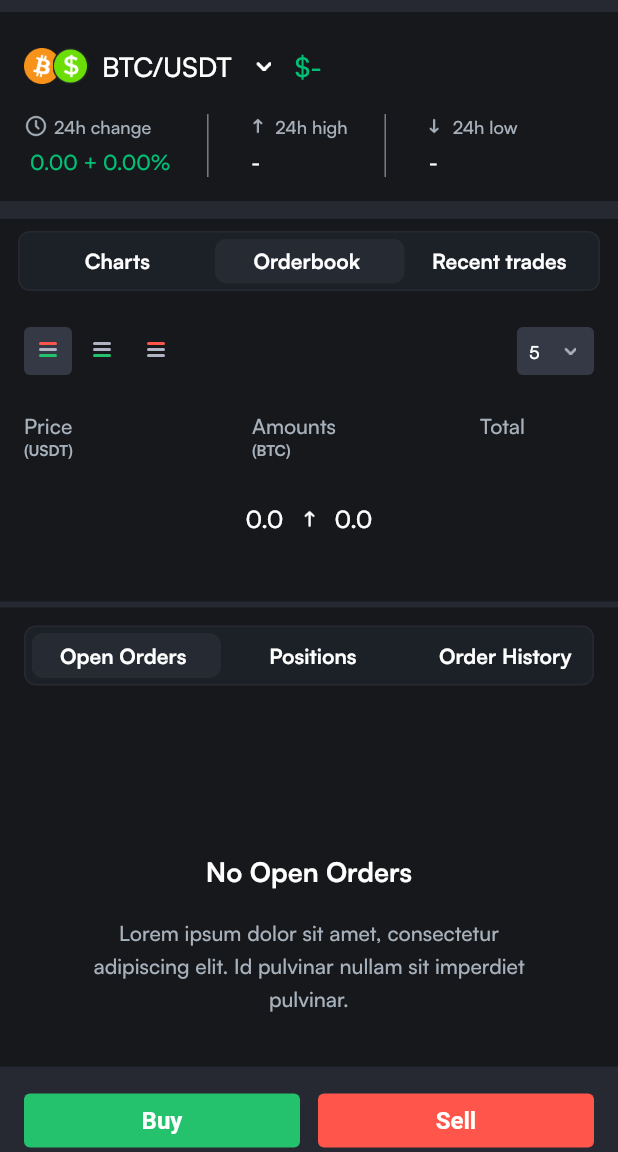
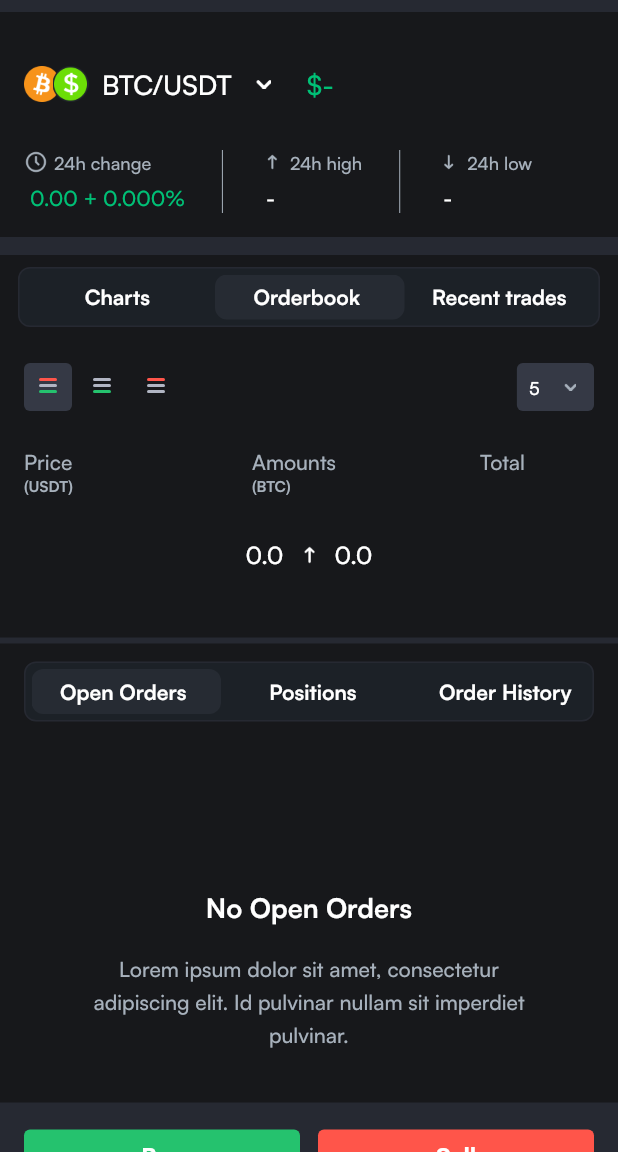
Before and after one commit to Crazelu/sisyphus, a Flutter app: the screen it shows after launch, after a tap on "Orderbook", on a phone screen of 412 x 824 dp, the part 84-1236 px from its top. Run offline on Flutter 3.47's test engine with Material 2 defaults, Android fonts, the phone set to English and light mode, and no system bars; our stand-ins replace flutter_riverpod, gap; missing offline and left inert: candlesticks; network calls fail.

Commit message:
feat: fetches older candles for a more spots on the chat, uses real state in UI

```diff
--- a/lib/presentation/views/chart/charts_view.dart
+++ b/lib/presentation/views/chart/charts_view.dart
@@ -4,12 +4,10 @@ import 'package:flutter_riverpod/flutter_riverpod.dart';
 import 'package:gap/gap.dart';
 import 'package:sissyphus/models/kline_candle.dart';
 import 'package:sissyphus/presentation/app_assets.dart';
-import 'package:sissyphus/presentation/theme/palette.dart';
 import 'package:sissyphus/presentation/views/chart/charts_view_model.dart';
 import 'package:sissyphus/presentation/views/chart/full_charts_view.dart';
 import 'package:sissyphus/presentation/views/chart/widgets/trade_duration_list_view.dart';
 import 'package:sissyphus/presentation/widgets/custom_icon.dart';
-import 'package:sissyphus/presentation/widgets/custom_text.dart';
 import 'package:sissyphus/presentation/widgets/reactive_builder.dart';
 
 class ChartsView extends StatelessWidget {
@@ -17,6 +15,7 @@ class ChartsView extends StatelessWidget {
 
   @override
   Widget build(BuildContext context) {
+    final width = MediaQuery.of(context).size.width;
     return Container(
       padding: const EdgeInsets.symmetric(horizontal: 16),
       child: Column(
@@ -43,17 +42,18 @@ class ChartsView extends StatelessWidget {
             ),
           ),
           const Gap(16),
-          Stack(
+          Consumer(builder: (context, ref, _) {
+            return ReactiveBuilder<List<KlineCandle>>(
+                value: ref.read(chartsViewModelProvider).candles,
+                builder: (candles) {
+                  return Stack(
                     children: [
                       SizedBox(
                         height: 390,
                         width: MediaQuery.of(context).size.width,
-                child: Consumer(
-                  builder: (context, ref, _) {
-                    return ReactiveBuilder<List<KlineCandle>>(
-                        value: ref.read(chartsViewModelProvider).candles,
-                        builder: (candles) {
-                          return Candlesticks(
+                        child: candles.length < 14
+                            ? const SizedBox()
+                            : Candlesticks(
                                 candles: List<Candle>.from(
                                   candles.map(
                                     (e) => Candle(
@@ -66,87 +66,26 @@ class ChartsView extends StatelessWidget {
                                     ),
                                   ),
                                 ),
-                          );
-                        });
-                  },
                               ),
                       ),
                       Positioned(
-                top: 24,
-                child: Wrap(
-                  crossAxisAlignment: WrapCrossAlignment.center,
-                  spacing: 14,
-                  children: [
-                    const SizedBox(width: 1),
-                    CustomIcon(
-                      iconPath: AppAssets.dropDownBordered,
-                      height: 17,
-                      width: 17,
-                    ),
-                    CustomText(
-                      text: "BTC/USD",
-                      fontSize: 10,
-                      fontWeight: FontWeight.w500,
-                      color: Theme.of(context).colorScheme.secondary,
-                    ),
-                    const _PriceText(
-                      label: "O",
-                      price: "36,641.54",
-                    ),
-                    const _PriceText(
-                      label: "H",
-                      price: "36,641.54",
-                    ),
-                    const _PriceText(
-                      label: "L",
-                      price: "36,641.54",
-                    ),
-                    const _PriceText(
-                      label: "C",
-                      price: "36,641.54",
+                        top: 160,
+                        left: width * .44,
+                        right: width * .44,
+                        child: candles.length < 14
+                            ? const SizedBox.square(
+                                dimension: 20,
+                                child:
+                                    CircularProgressIndicator(strokeWidth: 2),
+                              )
+                            : const SizedBox(),
                       ),
                     ],
-                ),
-              ),
-            ],
-          ),
+                  );
+                });
+          }),
         ],
       ),
     );
   }
 }
-
-class _PriceText extends StatelessWidget {
-  final String label;
-  final String price;
-
-  const _PriceText({
-    super.key,
-    required this.label,
-    required this.price,
-  });
-
-  @override
-  Widget build(BuildContext context) {
-    return RichText(
-      text: TextSpan(
-        text: label,
-        style: TextStyle(
-          fontSize: 10,
-          fontWeight: FontWeight.w500,
-          color: Theme.of(context).colorScheme.secondary,
-        ),
-        children: [
-          TextSpan(
-            text: " $price",
-            style: TextStyle(
-              fontSize: 10,
-              fontWeight: FontWeight.w500,
-              color: Theme.of(context).extension<Palette>()!.buyButtonColor,
-            ),
-          ),
-        ],
-      ),
-    );
-  }
-}
--- a/lib/presentation/views/chart/full_charts_view.dart
+++ b/lib/presentation/views/chart/full_charts_view.dart
@@ -28,6 +28,7 @@ class FullChartsView extends StatelessWidget {
               return ReactiveBuilder<List<KlineCandle>>(
                   value: ref.read(chartsViewModelProvider).candles,
                   builder: (candles) {
+                    if (candles.length < 14) return const SizedBox();
                     return Candlesticks(
                       candles: List<Candle>.from(
                         candles.map(
--- a/lib/presentation/views/chart/widgets/trade_duration_list_view.dart
+++ b/lib/presentation/views/chart/widgets/trade_duration_list_view.dart
@@ -1,7 +1,9 @@
 import 'package:flutter/material.dart';
+import 'package:flutter_riverpod/flutter_riverpod.dart';
 import 'package:gap/gap.dart';
 import 'package:sissyphus/presentation/app_assets.dart';
 import 'package:sissyphus/presentation/theme/palette.dart';
+import 'package:sissyphus/presentation/views/chart/charts_view_model.dart';
 import 'package:sissyphus/presentation/widgets/custom_icon.dart';
 import 'package:sissyphus/presentation/widgets/custom_text.dart';
 
@@ -13,12 +15,13 @@ class TradeDurationListView extends StatefulWidget {
 }
 
 class _TradeDurationListViewState extends State<TradeDurationListView> {
-  final List<String> _labels = const ["1H", "2H", "4H", "1D", "1W", "1M"];
-
   String? _selectedLabel;
 
   void _setSelectedLabel(String value) {
     if (_selectedLabel != value) {
+      ProviderScope.containerOf(context)
+          .read(chartsViewModelProvider)
+          .updateInterval(value);
       setState(() {
         _selectedLabel = value;
       });
@@ -27,12 +30,20 @@ class _TradeDurationListViewState extends State<TradeDurationListView> {
 
   @override
   void initState() {
-    _selectedLabel = _labels.first;
     super.initState();
+    Future.microtask(() {
+      setState(() {
+        _selectedLabel = ProviderScope.containerOf(context)
+            .read(chartsViewModelProvider)
+            .currentKlineInterval
+            .toUpperCase();
+      });
+    });
   }
 
   @override
   Widget build(BuildContext context) {
+    return Consumer(builder: (context, ref, _) {
       return ListView(
         scrollDirection: Axis.horizontal,
         children: [
@@ -43,7 +54,7 @@ class _TradeDurationListViewState extends State<TradeDurationListView> {
             color: Theme.of(context).colorScheme.secondary,
           ),
           const Gap(2),
-        for (final label in _labels)
+          for (final label in ref.read(chartsViewModelProvider).intervals)
             _DurationChip(
               label: label,
               selected: label == _selectedLabel,
@@ -78,6 +89,7 @@ class _TradeDurationListViewState extends State<TradeDurationListView> {
           ),
         ],
       );
+    });
   }
 }
 
--- a/lib/presentation/views/orderbook/order_book_view_model.dart
+++ b/lib/presentation/views/orderbook/order_book_view_model.dart
@@ -1,6 +1,6 @@
 import 'package:flutter/foundation.dart';
 import 'package:flutter_riverpod/flutter_riverpod.dart';
-import 'package:sissyphus/data/socket_service.dart';
+import 'package:sissyphus/data/services/socket_service.dart';
 import 'package:sissyphus/models/order.dart';
 import 'package:sissyphus/presentation/views/trade_details/trade_details_view_model.dart';
 import 'package:sissyphus/utils/app_strings.dart';
--- a/lib/presentation/views/trade_details/recent_trades_view.dart
+++ b/lib/presentation/views/trade_details/recent_trades_view.dart
@@ -11,8 +11,8 @@ class RecentTradesView extends StatelessWidget {
     return Container(
       padding: const EdgeInsets.symmetric(horizontal: 16),
       color: Theme.of(context).extension<Palette>()!.cardColor,
-      child: Column(
-        children: const [
+      child: const Column(
+        children: [
           Gap(8 * 8),
           CustomText(
             text: "No Recent Trades",
--- a/lib/presentation/views/trade_details/trade_details_view_model.dart
+++ b/lib/presentation/views/trade_details/trade_details_view_model.dart
@@ -1,6 +1,6 @@
 import 'package:flutter/material.dart';
 import 'package:flutter_riverpod/flutter_riverpod.dart';
-import 'package:sissyphus/data/socket_service.dart';
+import 'package:sissyphus/data/services/socket_service.dart';
 import 'package:sissyphus/models/trade_data.dart';
 import 'package:sissyphus/utils/app_strings.dart';
 
--- a/lib/presentation/views/trade_details/widgets/coin_pair_header.dart
+++ b/lib/presentation/views/trade_details/widgets/coin_pair_header.dart
@@ -32,19 +32,30 @@ class CoinPairHeader extends StatelessWidget {
                     children: [
                       const _CoinPairIcons(),
                       const Gap(8),
-                      CustomText(
-                        text: tradeData.symbol,
-                        fontSize: 18,
-                        fontWeight: FontWeight.w500,
+                      DropdownButton(
+                        dropdownColor: palette.cardColor,
+                        underline: const SizedBox(),
+                        icon: CustomIcon(
+                          iconPath: AppAssets.dropDown,
+                          width: 10,
+                          height: 9,
+                          color: Theme.of(context).colorScheme.primary,
+                        ),
+                        items: [
+                          DropdownMenuItem(
+                            child: Padding(
+                              padding: const EdgeInsets.only(right: 16),
+                              child: CustomText(
+                                text: tradeData.symbol,
+                                fontSize: 18,
+                                fontWeight: FontWeight.w500,
+                              ),
+                            ),
+                          ),
+                        ],
+                        onChanged: (_) {},
                       ),
-                      const Gap(16),
-                      CustomIcon(
-                        iconPath: AppAssets.dropDown,
-                        width: 10,
-                        height: 9,
-                        color: Theme.of(context).colorScheme.primary,
-                      ),
-                      const Gap(16),
+                      const Gap(24),
                       CustomText(
                         text: "\$${tradeData.currentPrice}",
                         fontSize: 18,
@@ -64,7 +75,7 @@ class CoinPairHeader extends StatelessWidget {
                           icon: AppAssets.clock,
                           label: "24h change",
                           description:
-                              "${tradeData.priceChangeIn24H.toStringAsFixed(2)} ${tradeData.isPriceChangeIn24HNeg ? '' : '+'} ${tradeData.percentageChangeIn24H.toStringAsFixed(2)}%",
+                              "${tradeData.priceChangeIn24H.toStringAsFixed(2)} ${tradeData.isPriceChangeIn24HNeg ? '' : '+'} ${tradeData.percentageChangeIn24H.toStringAsFixed(3)}%",
                           color: tradeData.isPriceChangeIn24HNeg
                               ? palette.candleStickLossColor
                               : palette.candleStickGainColor,
--- a/lib/utils/app_strings.dart
+++ b/lib/utils/app_strings.dart
@@ -1,4 +1,5 @@
 class AppStrings {
+  static const String baseUrl = "https://api.binance.com/api/v3/";
   static const String socketUrl = "https://stream.binance.com/stream";
   static const String symbol = "BTC/USDT";
   static const String pair = "btcusdt";
--- a/pubspec.yaml
+++ b/pubspec.yaml
@@ -15,6 +15,7 @@ dependencies:
   gap: ^3.0.0
   candlesticks: ^2.1.0
   flutter_riverpod: ^2.3.6
+  http: ^1.0.0
 
 
 dev_dependencies:
```
Also changed, not shown: lib/data/repositories/kline_repository.dart (added, +30 -0 lines), lib/data/services/http_service.dart (added, +31 -0 lines), lib/models/api_response.dart (added, +11 -0 lines), lib/models/kline_candle.dart (+12 -0 lines), lib/presentation/views/chart/charts_view_model.dart (+52 -24 lines), lib/data/services/socket_service.dart (renamed from lib/data/socket_service.dart), pubspec.lock, 2 other files. Lines whose indentation alone changed are shown as unchanged.
